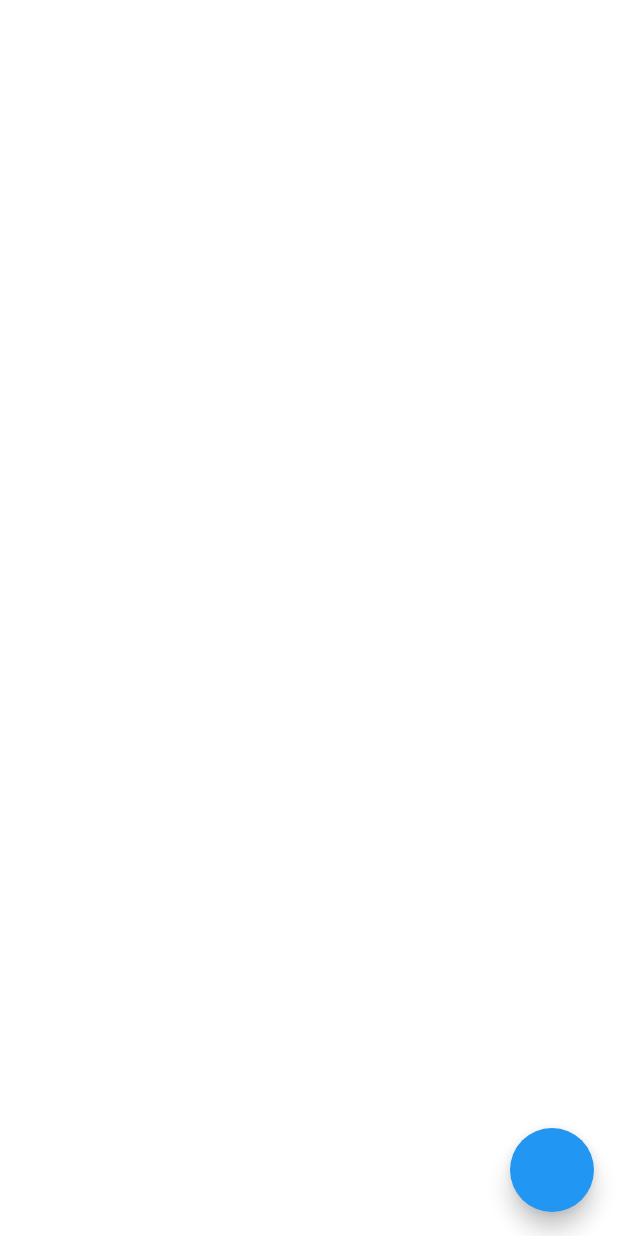
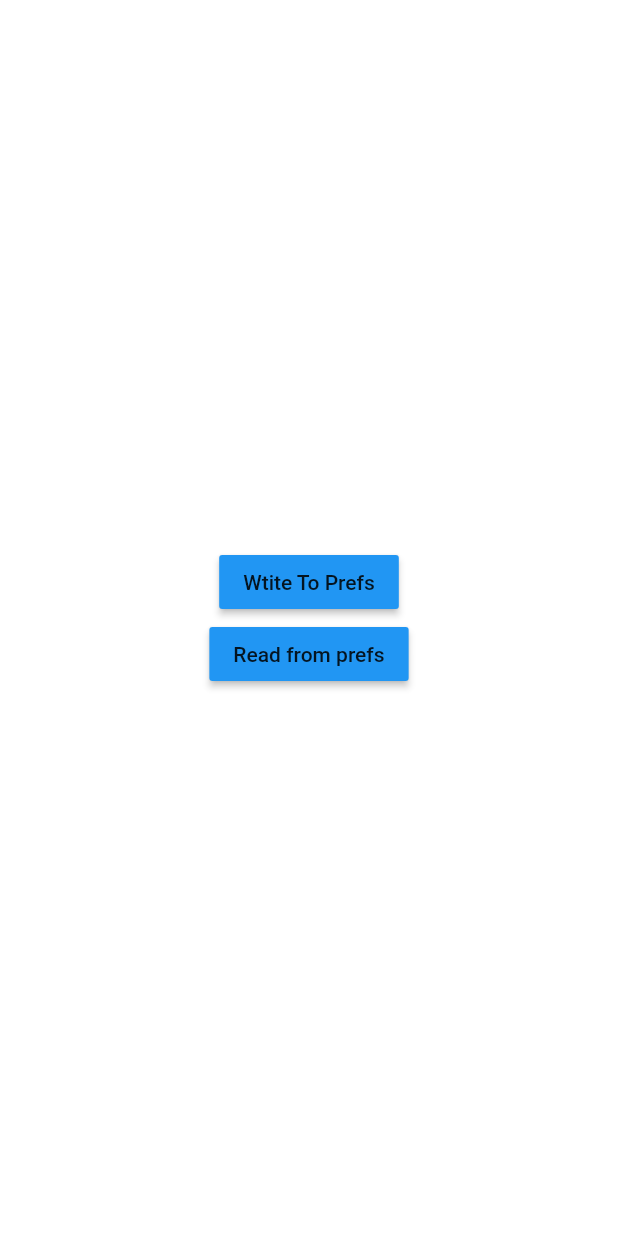
Before and after one commit to KaushickSArgekar/prefs_guard, a Flutter app: the screen it shows after launch, on a phone screen of 412 x 824 dp. Run offline on Flutter 3.47's test engine with Material 2 defaults, Android fonts, the phone set to English and light mode, and no system bars; our stand-ins replace shared_preferences; missing offline and left inert: encrypt.

Commit message:
example updated

```diff
--- a/example/lib/main.dart
+++ b/example/lib/main.dart
@@ -1,49 +1,96 @@
-import 'dart:developer';
-
 import 'package:flutter/material.dart';
 import 'package:prefs_guard/prefsguard.dart';
 
-
-void main()=>runApp(MyApp());
-
-
+void main() => runApp(MyApp());
 
 class MyApp extends StatelessWidget {
   @override
   Widget build(BuildContext context) {
     return MaterialApp(
       debugShowCheckedModeBanner: false,
-      home: Example(),
+      home: PrefsGuardExample(),
     );
   }
 }
 
-
-class Example extends StatefulWidget {
+class PrefsGuardExample extends StatefulWidget {
   @override
-  _ExampleState createState() => _ExampleState();
+  _PrefsGuardExampleState createState() => _PrefsGuardExampleState();
 }
 
-class _ExampleState extends State<Example> {
+class _PrefsGuardExampleState extends State<PrefsGuardExample> {
   @override
   Widget build(BuildContext context) {
     return Scaffold(
       backgroundColor: Colors.white,
-      floatingActionButton: FloatingActionButton(
-        onPressed: ()=>_store(),
+      body: Center(
+        child: Column(
+          mainAxisAlignment: MainAxisAlignment.center,
+          crossAxisAlignment: CrossAxisAlignment.center,
+          children: <Widget>[
+            RaisedButton(
+              child: Text('Wtite To Prefs'),
+              onPressed: () => _writeToPrefs(GuardType.AES),
+              color: Colors.blue,
+            ),
+            RaisedButton(
+              child: Text('Read from prefs'),
+              onPressed: () => _readFromPrefs(GuardType.AES),
+              color: Colors.blue,
+            )
+          ],
+        ),
       ),
     );
   }
 
-  _store() async{
+  _writeToPrefs(GuardType type) async {
+    switch (type) {
+      case GuardType.AES:
+        {
+          final prefs = PrefsGuard(GuardType.AES);
+          prefs.write(key: 'hello', value: 'flutter');
+        }
+        break;
+      case GuardType.Salsa20:
+        {
+          final prefs = PrefsGuard(GuardType.Salsa20);
+          prefs.write(key: 'hello', value: 'flutter');
+        }
+        break;
+      case GuardType.FerNet:
+        {
+          final prefs = PrefsGuard(GuardType.FerNet);
+          prefs.write(key: 'hello', value: 'flutter');
+        }
+        break;
+    }
+  }
 
+  _readFromPrefs(GuardType type) async{
+    switch(type){
 
-
-
-
-
-
-
-
+      case GuardType.AES:
+        {
+          final prefs = PrefsGuard(GuardType.AES);
+          String value=await prefs.read(key: 'hello');
+          print(value);
+        }
+        break;
+      case GuardType.Salsa20:
+        {
+          final prefs = PrefsGuard(GuardType.Salsa20);
+          String value=await prefs.read(key: 'hello');
+          print(value);
+        }
+        break;
+      case GuardType.FerNet:
+        {
+          final prefs = PrefsGuard(GuardType.FerNet);
+          String value=await prefs.read(key: 'hello');
+          print(value);
+        }
+        break;
+    }
   }
 }
--- a/lib/prefsguard.dart
+++ b/lib/prefsguard.dart
@@ -40,9 +40,8 @@ class PrefsGuard {
     }
   }
 
-  void clearPres() async{
-    final prefs=await SharedPreferences.getInstance();
+  void clearPres() async {
+    final prefs = await SharedPreferences.getInstance();
     prefs.clear();
-
   }
 }
--- a/pubspec.yaml
+++ b/pubspec.yaml
@@ -2,7 +2,7 @@ name: prefs_guard
 description: A data encyption package for Shared Prefrences
 version: 0.0.1
 author: Kaushick S Argekar
-homepage:
+homepage: https://github.com/KaushickSArgekar/prefs_guard
 
 environment:
   sdk: ">=2.1.0 <3.0.0"
```
